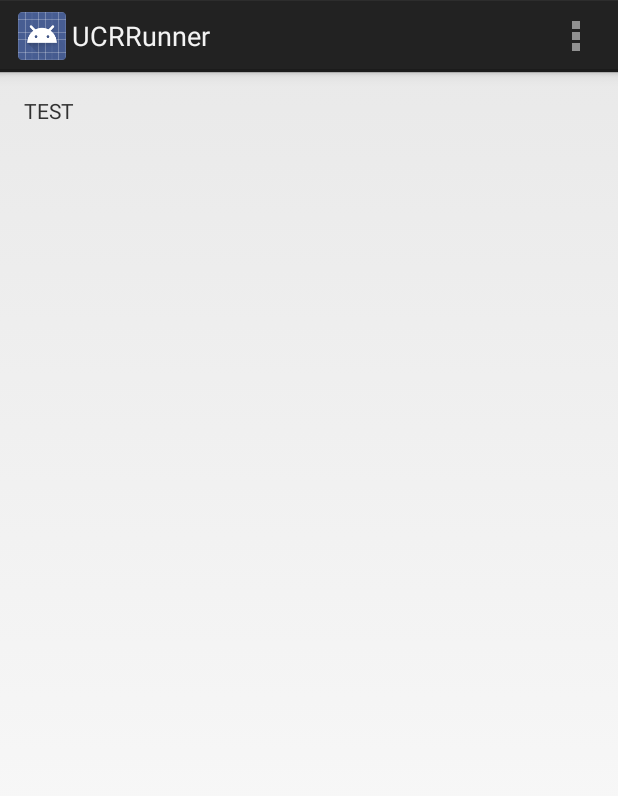
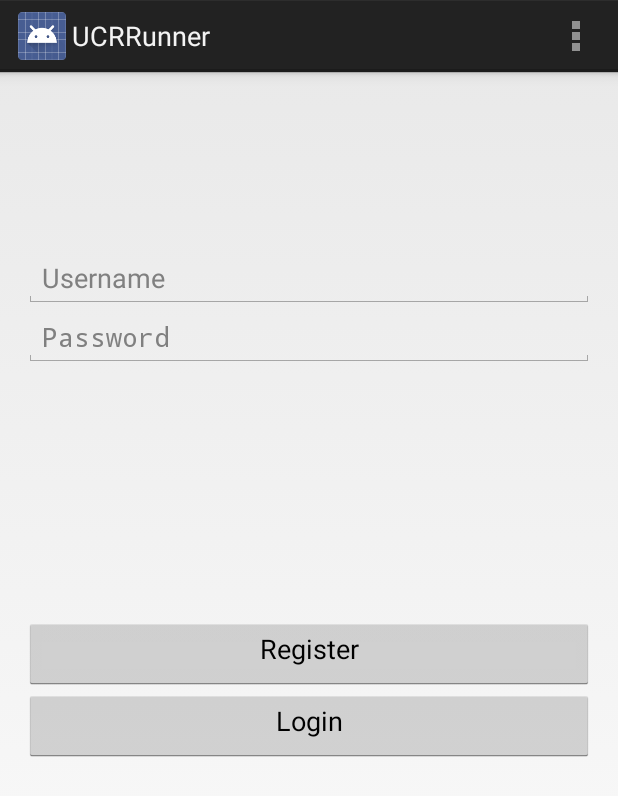
Before and after one commit to CS180Fall2014/UcrRunner, an Android app: the screen it shows after launch (MyActivity), on a phone screen of 412 x 824 dp. Shown: the top 796 px of the screen. Run offline under Robolectric (Android 15) with nearby library versions, the phone set to English and light mode, and no system bars.

Commit message:
Beginning layout fragment

```diff
--- a/app/src/main/res/layout/fragment_my.xml
+++ b/app/src/main/res/layout/fragment_my.xml
@@ -8,9 +8,43 @@
     android:paddingTop="@dimen/activity_vertical_margin"
     tools:context=".MyActivity$PlaceholderFragment">
 
-    <TextView
-        android:layout_width="wrap_content"
+    <EditText
+        android:id="@+id/editText"
+        android:layout_width="match_parent"
         android:layout_height="wrap_content"
-        android:text="TEST" />
+        android:layout_centerHorizontal="true"
+        android:layout_marginTop="102dp"
+        android:hint="Username" />
+
+    <EditText
+        android:id="@+id/editText2"
+        android:layout_width="match_parent"
+        android:layout_height="wrap_content"
+        android:layout_below="@+id/editText"
+        android:layout_centerHorizontal="true"
+        android:ems="10"
+        android:hint="Password"
+        android:inputType="textPassword" />
+
+    <Button
+        android:id="@+id/login_register_button"
+        android:layout_width="match_parent"
+        android:layout_height="wrap_content"
+        android:layout_alignParentLeft="true"
+        android:layout_alignParentStart="true"
+        android:layout_centerVertical="true"
+        android:gravity="center_horizontal"
+        android:text="Register" />
+
+    <Button
+        android:id="@+id/login_login_button"
+        android:layout_width="match_parent"
+        android:layout_height="wrap_content"
+        android:layout_alignParentLeft="true"
+        android:layout_alignParentStart="true"
+        android:layout_below="@id/login_register_button"
+        android:layout_centerVertical="true"
+        android:gravity="center_horizontal"
+        android:text="Login" />
 
 </RelativeLayout>
```
